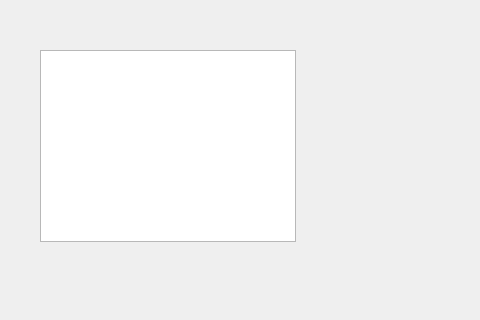
Above: mainwindow.ui from georg041980/mailadler before the change; both pictures show x 0 to 480 and y 0 to 320 of the 800 by 600 pixel window. Below: the same form after it.
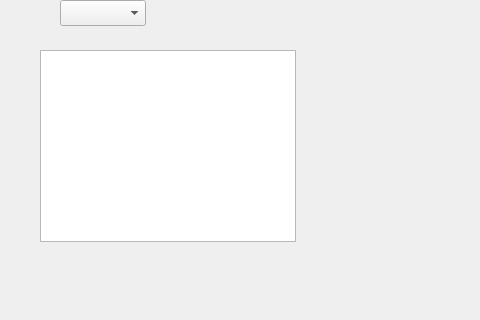
That is the form after the change.

What changed in the file:
```diff
--- a/mainwindow.ui
+++ b/mainwindow.ui
@@ -24,6 +24,16 @@
      </rect>
     </property>
    </widget>
+   <widget class="QComboBox" name="sprachBox">
+    <property name="geometry">
+     <rect>
+      <x>60</x>
+      <y>0</y>
+      <width>86</width>
+      <height>26</height>
+     </rect>
+    </property>
+   </widget>
   </widget>
   <widget class="QMenuBar" name="menubar">
    <property name="geometry">
```
